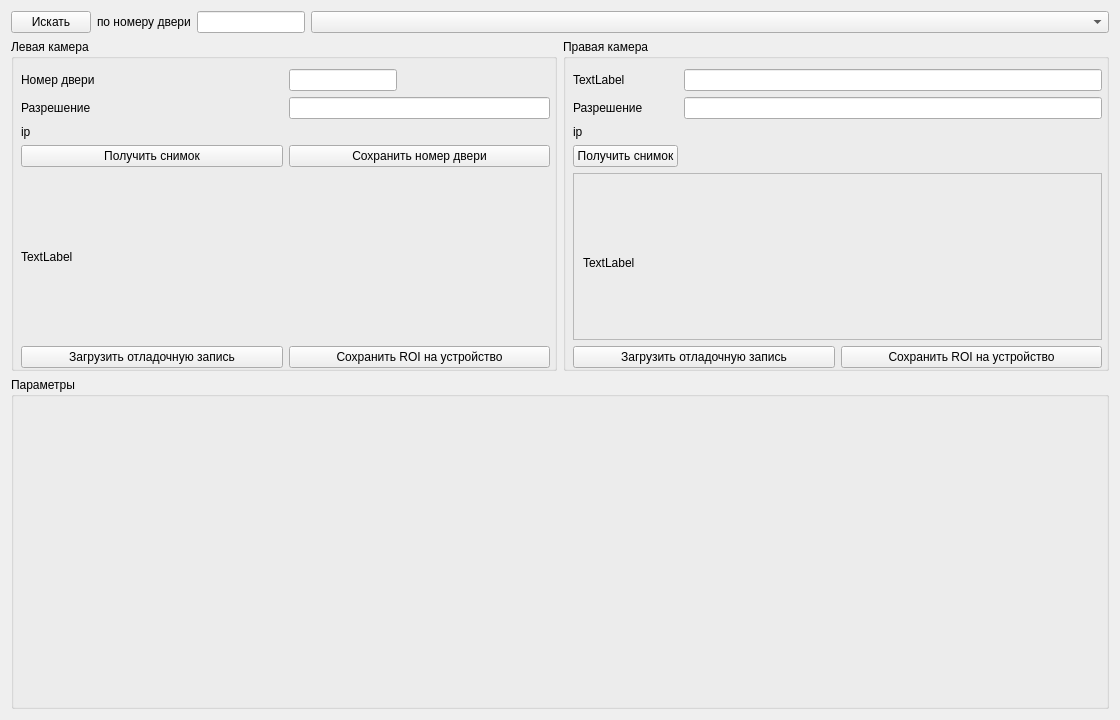
kofed/kudr2, file mainwindow.ui: the form before one commit.
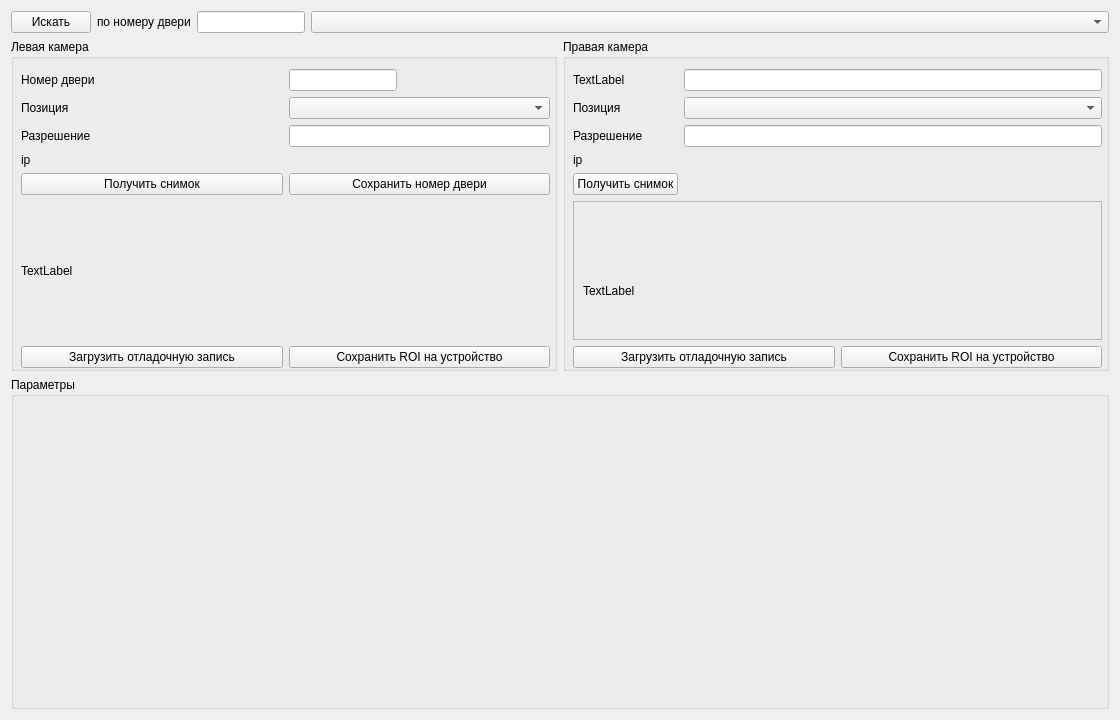
The form after the commit.

Diff of the .ui file:
```diff
--- a/mainwindow.ui
+++ b/mainwindow.ui
@@ -78,7 +78,7 @@
               <property name="sizeConstraint">
                <enum>QLayout::SetMaximumSize</enum>
               </property>
-              <item row="1" column="2">
+              <item row="2" column="2">
                <widget class="QLineEdit" name="lResolutionEdit"/>
               </item>
               <item row="0" column="0">
@@ -88,7 +88,7 @@
                 </property>
                </widget>
               </item>
-              <item row="3" column="2">
+              <item row="4" column="2">
                <widget class="QPushButton" name="saveDoorNumButton">
                 <property name="text">
                  <string>Сохранить номер двери</string>
@@ -105,34 +105,44 @@
                 </property>
                </widget>
               </item>
-              <item row="3" column="0">
+              <item row="4" column="0">
                <widget class="QPushButton" name="lShotButton">
                 <property name="text">
                  <string>Получить снимок</string>
                 </property>
                </widget>
               </item>
-              <item row="1" column="0">
-               <widget class="QLabel" name="label">
-                <property name="text">
-                 <string>Разрешение</string>
-                </property>
-               </widget>
-              </item>
               <item row="2" column="0">
+               <widget class="QLabel" name="label">
+                <property name="text">
+                 <string>Разрешение</string>
+                </property>
+               </widget>
+              </item>
+              <item row="3" column="0">
                <widget class="QLabel" name="label_7">
                 <property name="text">
                  <string>ip</string>
                 </property>
                </widget>
               </item>
-              <item row="2" column="2">
+              <item row="3" column="2">
                <widget class="QLabel" name="lIpValueLabel">
                 <property name="text">
                  <string/>
                 </property>
                </widget>
               </item>
+              <item row="1" column="2">
+               <widget class="QComboBox" name="lPositionCombo"/>
+              </item>
+              <item row="1" column="0">
+               <widget class="QLabel" name="label_2">
+                <property name="text">
+                 <string>Позиция</string>
+                </property>
+               </widget>
+              </item>
              </layout>
             </item>
             <item>
@@ -190,28 +200,28 @@
               <item row="0" column="3">
                <widget class="QLineEdit" name="lineEdit_4"/>
               </item>
-              <item row="2" column="1">
+              <item row="3" column="1">
                <widget class="QLabel" name="label_9">
                 <property name="text">
                  <string>ip</string>
                 </property>
                </widget>
               </item>
-              <item row="2" column="3">
+              <item row="3" column="3">
                <widget class="QLabel" name="rIpValueLabel">
                 <property name="text">
                  <string/>
                 </property>
                </widget>
               </item>
-              <item row="3" column="1">
+              <item row="4" column="1">
                <widget class="QPushButton" name="rShotButton">
                 <property name="text">
                  <string>Получить снимок</string>
                 </property>
                </widget>
               </item>
-              <item row="1" column="1">
+              <item row="2" column="1">
                <widget class="QLabel" name="label_4">
                 <property name="text">
                  <string>Разрешение</string>
@@ -225,9 +235,19 @@
                 </property>
                </widget>
               </item>
-              <item row="1" column="3">
+              <item row="2" column="3">
                <widget class="QLineEdit" name="rResolutionEdit"/>
               </item>
+              <item row="1" column="1">
+               <widget class="QLabel" name="label_5">
+                <property name="text">
+                 <string>Позиция</string>
+                </property>
+               </widget>
+              </item>
+              <item row="1" column="3">
+               <widget class="QComboBox" name="rPositionCombo"/>
+              </item>
              </layout>
             </item>
             <item>
```
